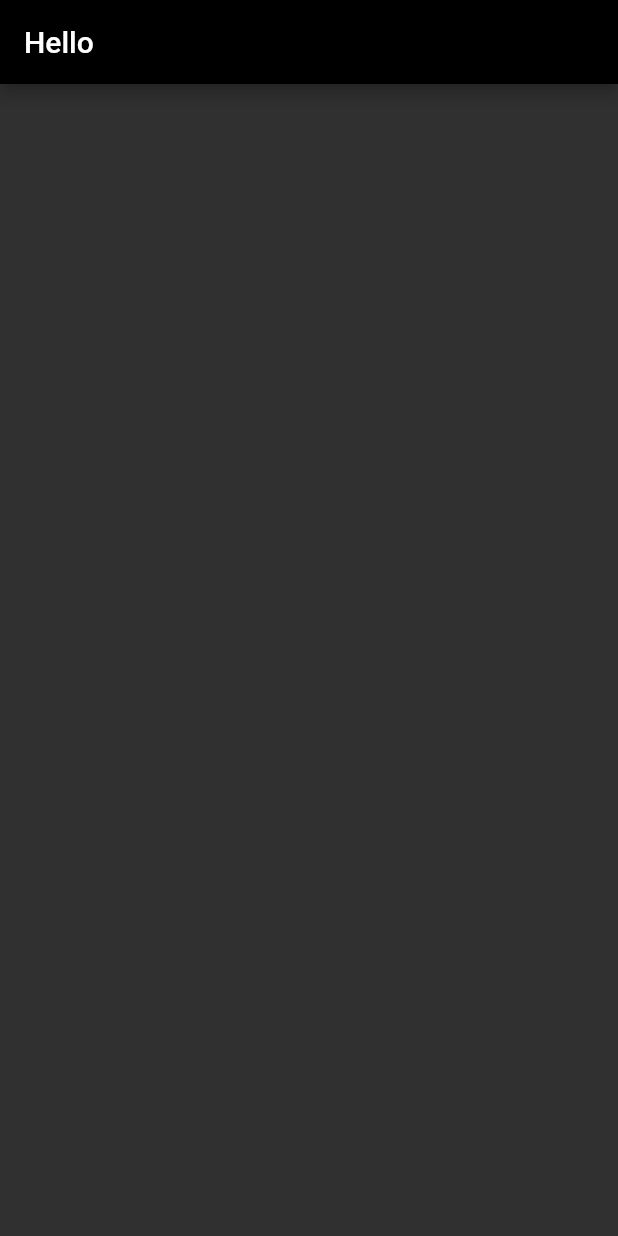
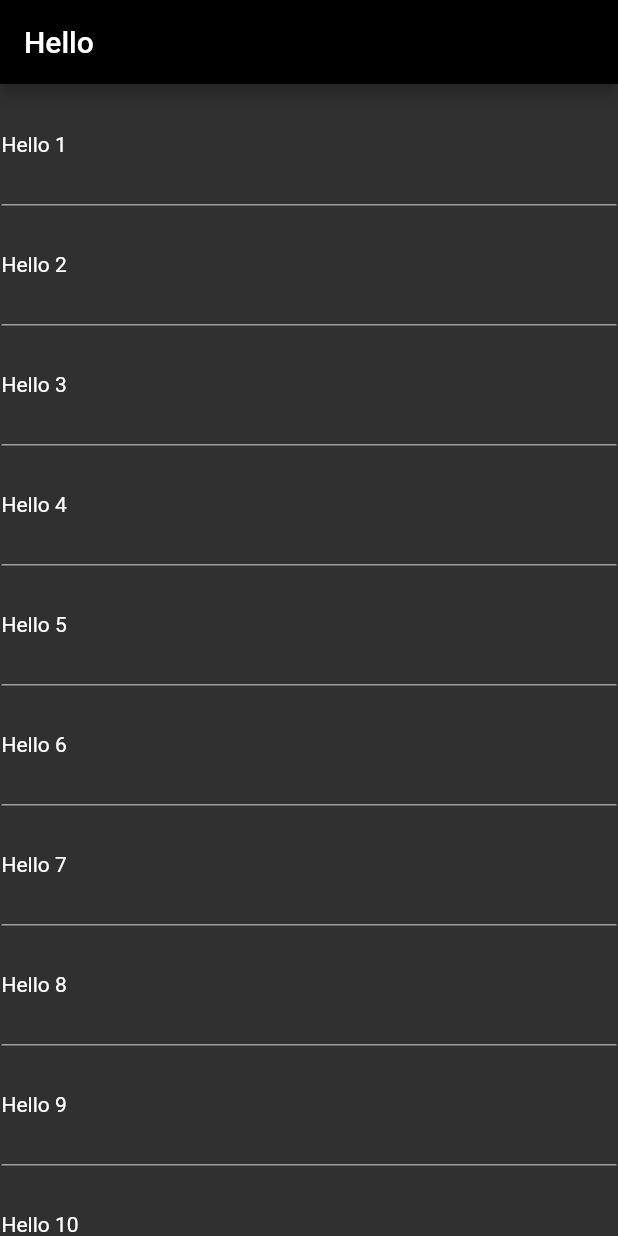
Before and after one commit to yodyindra/UTS_Mobile_Apps, a Flutter app: the screen it shows after launch, on a phone screen of 412 x 824 dp. Run offline on Flutter 3.47's test engine with Material 2 defaults, Android fonts, the phone set to English and light mode, and no system bars.

Commit message:
membuat list dgn menggunakan class DummyListView

```diff
--- a/lib/main.dart
+++ b/lib/main.dart
@@ -13,6 +13,35 @@ class MyApp extends StatelessWidget {
           appBar: AppBar(
             title: const Text('Hello'),
           ),
+          body: DummyListView(),
         ));
   }
 }
+
+class DummyListView extends StatelessWidget {
+  @override
+  Widget build(BuildContext context) {
+    var lists = [];
+
+    for (var i = 0; i < 50; i++) {
+      lists.add('Hello ' + (i + 1).toString());
+    }
+
+    return ListView.builder(
+      padding: const EdgeInsets.all(1),
+      itemCount: lists.length,
+      itemBuilder: (BuildContext context, int index) {
+        return Container(
+          height: 80,
+          child: Column(
+            mainAxisAlignment: MainAxisAlignment.center,
+            crossAxisAlignment: CrossAxisAlignment.start,
+            children: <Widget>[Text('${lists[index]}')],
+          ),
+          decoration: BoxDecoration(
+              border: Border(bottom: BorderSide(color: Colors.grey))),
+        );
+      },
+    );
+  }
+}
```
